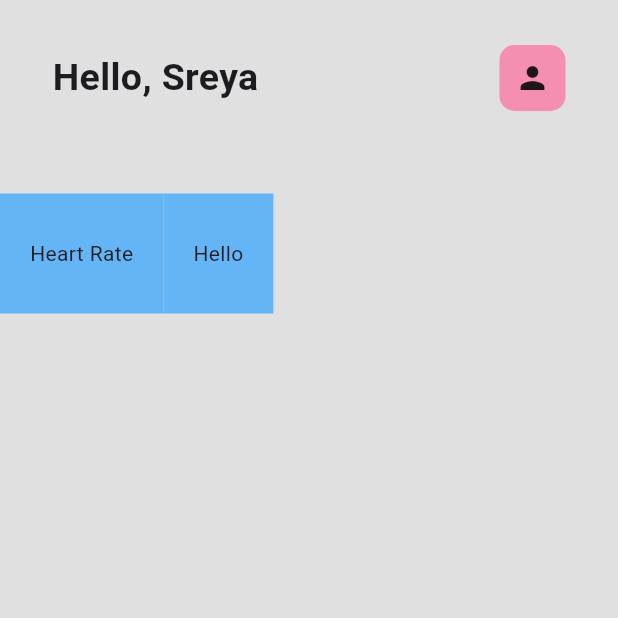
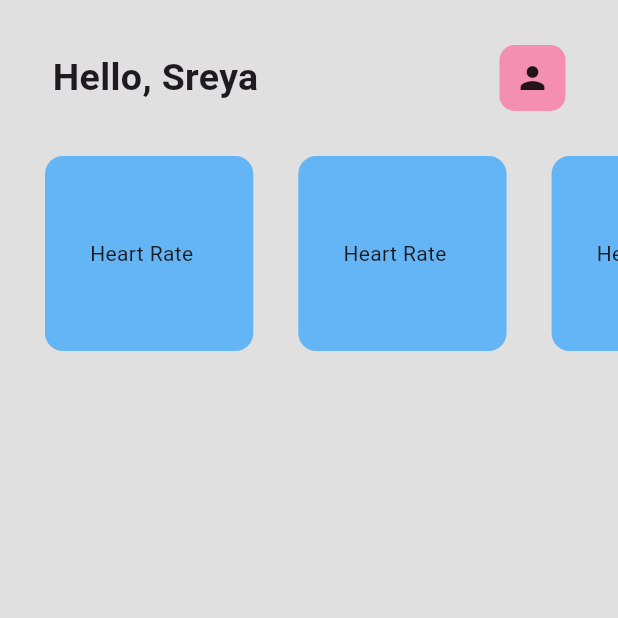
Before and after one commit to sreyasaju/heartSync, a Flutter app: the screen it shows after launch, on a phone screen of 412 x 824 dp, the top half of it. Run offline on Flutter 3.47's test engine with Material 3 defaults, Android fonts, the light colour scheme and no system bars.

Commit message:
fix: main card heights

```diff
--- a/lib/pages/home_page.dart
+++ b/lib/pages/home_page.dart
@@ -1,4 +1,5 @@
 import 'package:flutter/material.dart';
+import 'package:heart_sync/utils/main_cards.dart';
 
 
 class HomePage extends StatefulWidget {
@@ -48,35 +49,18 @@ class _HomePageState extends State<HomePage> {
               ),
 
               // cards
-              SizedBox(height:25),
-
               Container(
-                height:80,
+                height:130,
                 child: ListView(
                   scrollDirection: Axis.horizontal,
                   children: [
-                    Container(
-                      padding: EdgeInsets.all(20),
-                      color: Colors.blue[300],
-                      child: Row(
-                        children: [
-                          Text("Heart Rate"),
-                        ],
-                      ),
-                    ),
-
-                    Container(
-                      padding: EdgeInsets.all(20),
-                      color: Colors.blue[300],
-                      child: Row(
-                        children: [
-                          Text("Hello"),
-                        ],
-                      ),
-                    ),
+                     MainCard(),
+                     MainCard(),
+                     MainCard(),
                   ],
                 ),
-              )
+              ),
+
             //search bar //
 
 
--- /dev/null
+++ b/lib/utils/main_cards.dart
@@ -0,0 +1,35 @@
+import 'package:flutter/material.dart';
+
+class MainCard extends StatefulWidget {
+  const MainCard({super.key});
+
+  @override
+  State<MainCard> createState() => _MainCardState();
+}
+
+class _MainCardState extends State<MainCard> {
+  @override
+  Widget build(BuildContext context) {
+    return Container(
+      height: 100,
+      padding: const EdgeInsets.only(left:30.0),
+      child: Container(
+        padding: EdgeInsets.all(30),
+        decoration: BoxDecoration(
+          borderRadius: BorderRadius.circular(12),
+          color: Colors.blue[300],
+        ),
+
+        child: Row(
+          children: [
+            Text("Heart Rate"),
+            SizedBox(
+              width: 10,
+              height: 80,
+            ),
+          ],
+        ),
+      ),
+    );
+  }
+}
```
